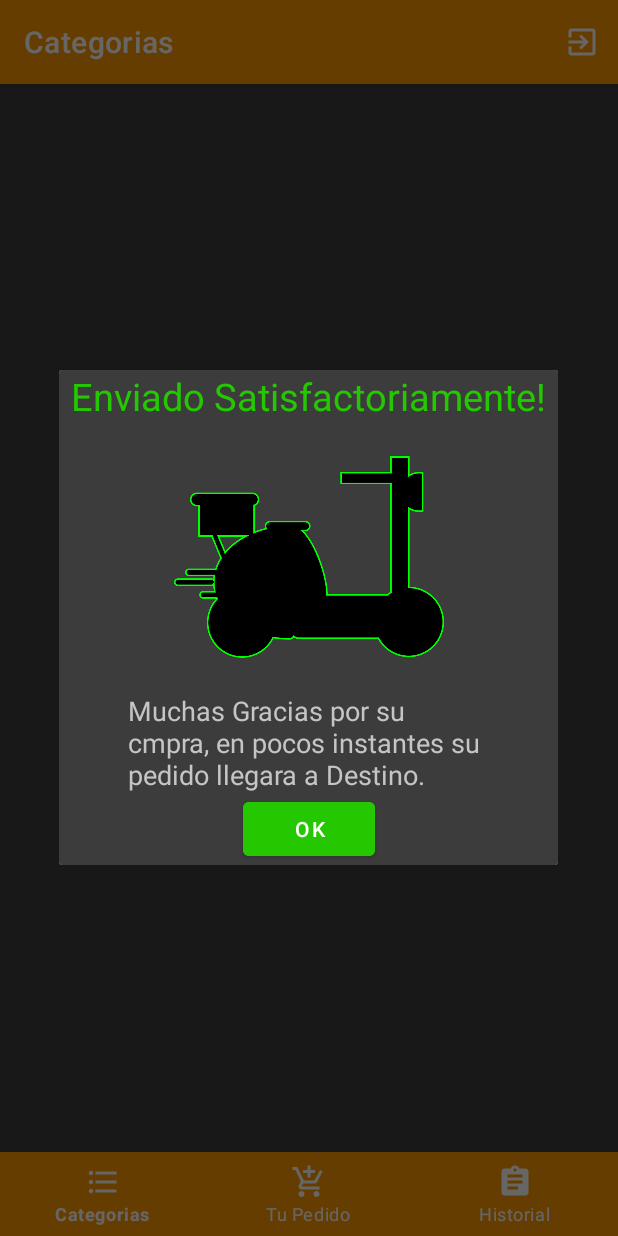
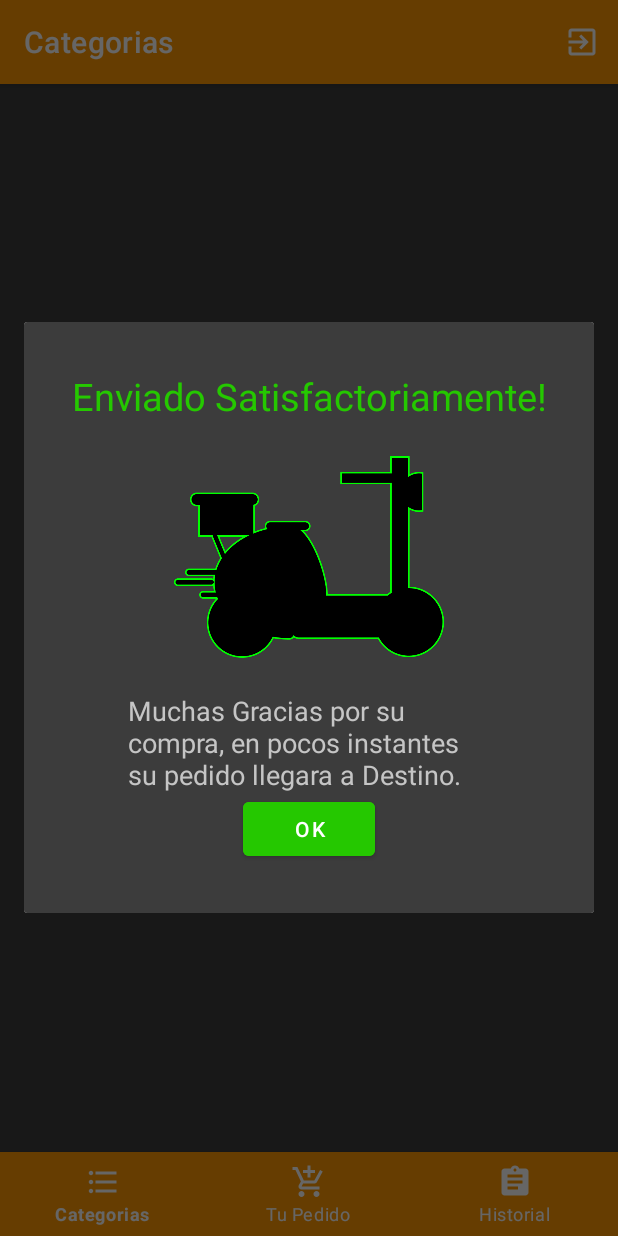
Before and after one commit to regionalcauca/RegionalCaucaWorldSkills, an Android app: the fragment DialogPedido placed in its activity, on a phone screen of 412 x 824 dp. Run offline under Robolectric (Android 15) with nearby library versions, the phone set to English and light mode, and no system bars; our stand-ins replace navigation-ui.

Commit message:
prueba finalizada

```diff
--- a/app/src/main/res/layout/activity_especialidad.xml
+++ b/app/src/main/res/layout/activity_especialidad.xml
@@ -134,7 +134,7 @@
             android:layout_height="wrap_content"
             android:text="¡ Te Recomienda !"
             android:textColor="@color/purple_500"
-            android:textSize="20sp"
+            android:textSize="25sp"
             app:layout_constraintBottom_toTopOf="@+id/img"
             app:layout_constraintEnd_toEndOf="parent"
             app:layout_constraintStart_toStartOf="parent"
--- a/app/src/main/res/layout/dialog_pedido.xml
+++ b/app/src/main/res/layout/dialog_pedido.xml
@@ -10,8 +10,9 @@
         android:id="@+id/textView"
         android:layout_width="wrap_content"
         android:layout_height="wrap_content"
-        android:layout_marginStart="8dp"
-        android:layout_marginEnd="8dp"
+        android:layout_marginStart="32dp"
+        android:layout_marginTop="32dp"
+        android:layout_marginEnd="32dp"
         android:text="Enviado Satisfactoriamente!"
         android:textColor="@color/green"
         android:textSize="25sp"
@@ -24,7 +25,7 @@
         android:id="@+id/textView2"
         android:layout_width="240dp"
         android:layout_height="wrap_content"
-        android:text="Muchas Gracias por su cmpra, en pocos instantes su pedido llegara a Destino."
+        android:text="Muchas Gracias por su compra, en pocos instantes su pedido llegara a Destino."
         android:textColor="@color/white_1"
         android:textSize="18sp"
         app:layout_constraintBottom_toTopOf="@+id/btnOk"
@@ -37,6 +38,7 @@
         android:id="@+id/btnOk"
         android:layout_width="wrap_content"
         android:layout_height="wrap_content"
+        android:layout_marginBottom="32dp"
         android:backgroundTint="@color/green"
         android:text="Ok"
         app:layout_constraintBottom_toBottomOf="parent"
--- a/app/src/main/res/layout/fragment_dashboard.xml
+++ b/app/src/main/res/layout/fragment_dashboard.xml
@@ -101,6 +101,7 @@
             android:src="@drawable/logo"
             app:layout_constraintBottom_toTopOf="@+id/textView4"
             app:layout_constraintEnd_toEndOf="parent"
+            app:layout_constraintHorizontal_bias="0.496"
             app:layout_constraintStart_toStartOf="parent"
             app:layout_constraintTop_toTopOf="parent" />
 
```
